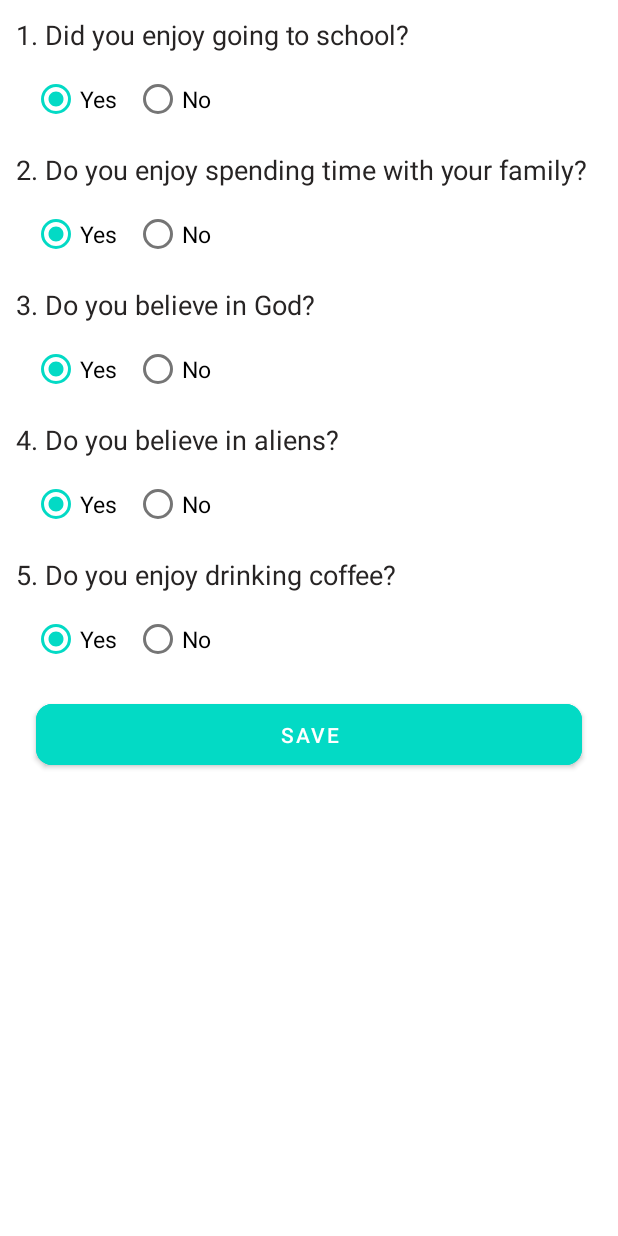
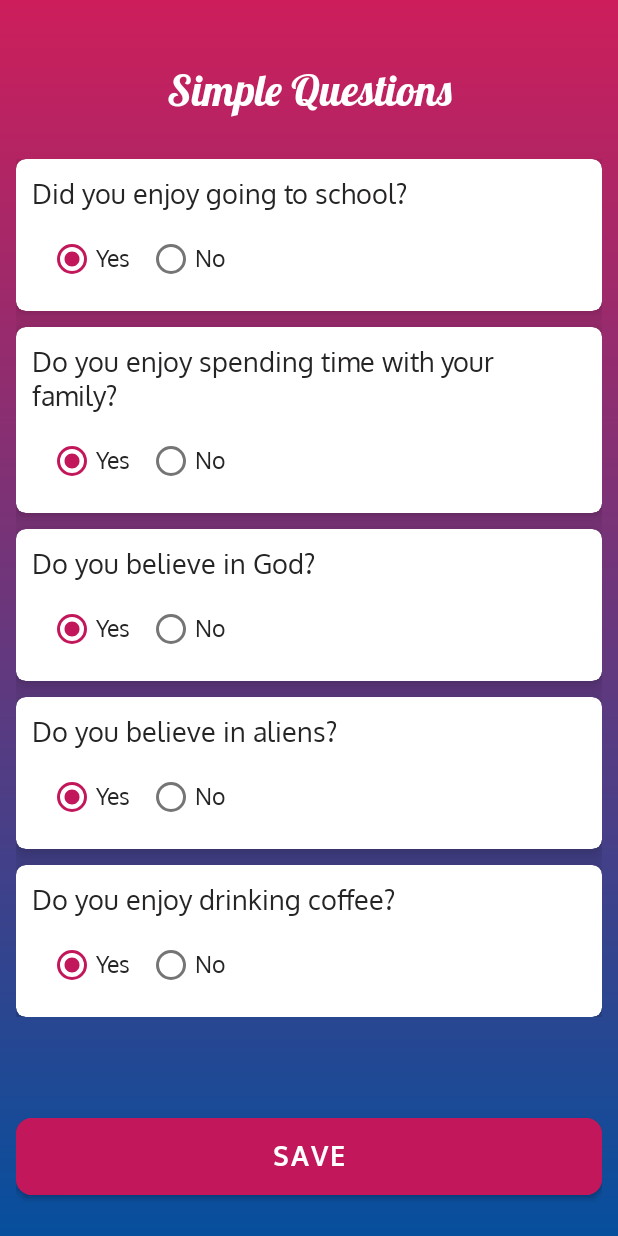
Before and after one commit to Arunabha123/simple_questions, an Android app: the layout activity_main.xml on its own in the app's theme, with its tools: preview values and no code run, on a phone screen of 412 x 824 dp. Run offline under Robolectric (Android 15) with nearby library versions, the phone set to English and light mode, and no system bars.

```diff
--- a/app/src/main/java/com/app/simplequestions/database/SimpleQuestionDatabase.java
+++ b/app/src/main/java/com/app/simplequestions/database/SimpleQuestionDatabase.java
@@ -14,7 +14,7 @@ public abstract class SimpleQuestionDatabase extends RoomDatabase {
 
     private static SimpleQuestionDatabase instance;
 
-    public abstract AnswerDao noteDao();
+    public abstract AnswerDao answerDao();
 
     public static synchronized SimpleQuestionDatabase getInstance(Context context) {
         if (instance == null) {
--- a/app/src/main/java/com/app/simplequestions/modules/daos/AnswerDao.java
+++ b/app/src/main/java/com/app/simplequestions/modules/daos/AnswerDao.java
@@ -18,6 +18,6 @@ public interface AnswerDao {
     @Update
     void updateData(List<Answer> answers);
 
-    @Query("SELECT * FROM table_answers ORDER BY question_no DESC")
+    @Query("SELECT * FROM table_answers ORDER BY question_no ASC")
     LiveData<List<Answer>> getAllAnswers();
 }
--- /dev/null
+++ b/app/src/main/res/drawable/bg.xml
@@ -0,0 +1,8 @@
+<?xml version="1.0" encoding="utf-8"?>
+<shape xmlns:android="http://schemas.android.com/apk/res/android">
+    <gradient android:startColor="#CD1E5B"
+        android:endColor="#064F9D"
+        android:angle="270"
+        android:type="linear"/>
+
+</shape>
--- a/app/src/main/res/layout/activity_main.xml
+++ b/app/src/main/res/layout/activity_main.xml
@@ -10,10 +10,34 @@
             type="com.app.simplequestions.modules.viewmodels.AnswerViewModel.AnswerClickHandlers" />
     </data>
 
+    <RelativeLayout
+        android:layout_width="match_parent"
+        android:layout_height="match_parent"
+        android:background="@drawable/bg"
+        android:padding="@dimen/_8sdp">
+
+        <TextView
+            android:id="@+id/tvTitle"
+            android:layout_width="match_parent"
+            android:layout_height="wrap_content"
+            android:layout_alignParentTop="true"
+            android:layout_centerHorizontal="true"
+            android:layout_marginTop="@dimen/_24sdp"
+            android:fontFamily="@font/lobster_regular"
+            android:gravity="center"
+            android:text="@string/app_name"
+            android:textColor="@color/white"
+            android:textSize="@dimen/_22sdp" />
+
     <ScrollView
         android:layout_width="match_parent"
         android:layout_height="match_parent"
-        android:padding="@dimen/_8sdp"
+        android:layout_below="@id/tvTitle"
+        android:layout_above="@id/btnSave"
+        android:layout_marginBottom="@dimen/margin_small"
+        android:layout_alignParentStart="true"
+        android:layout_alignParentEnd="true"
+        android:layout_marginTop="@dimen/margin_xlarge"
         tools:context=".modules.views.MainActivity">
 
         <LinearLayout
@@ -21,14 +45,22 @@
             android:layout_height="wrap_content"
             android:orientation="vertical">
 
+            <androidx.cardview.widget.CardView
+                android:layout_width="match_parent"
+                android:layout_height="wrap_content"
+                app:cardElevation="@dimen/_6sdp"
+                app:cardCornerRadius="@dimen/_5sdp">
+
             <LinearLayout
                 android:layout_width="match_parent"
                 android:layout_height="wrap_content"
+                android:padding="@dimen/_8sdp"
                 android:orientation="vertical">
 
                 <TextView
                     android:layout_width="match_parent"
                     android:layout_height="wrap_content"
+                    android:fontFamily="@font/oxygen_regular"
                     android:text="@string/question1"
                     android:textColor="@color/colorText"
                     android:textSize="@dimen/text_med" />
@@ -48,6 +80,8 @@
                         android:layout_height="wrap_content"
                         android:onClick="@{() -> clickHandler.onAnswerClicked(0, true)}"
                         android:gravity="center_vertical"
+                        android:fontFamily="@font/oxygen_regular"
+                        android:textColor="@color/colorText"
                         android:text="@string/strYes"
                         android:textSize="@dimen/text_small" />
 
@@ -58,21 +92,33 @@
                         android:onClick="@{() -> clickHandler.onAnswerClicked(0, false)}"
                         android:layout_marginStart="@dimen/margin_med"
                         android:gravity="center_vertical"
+                        android:fontFamily="@font/oxygen_regular"
+                        android:textColor="@color/colorText"
                         android:text="@string/strNo"
                         android:textSize="@dimen/text_small" />
                 </RadioGroup>
 
             </LinearLayout>
 
+            </androidx.cardview.widget.CardView>
+
+            <androidx.cardview.widget.CardView
+                android:layout_width="match_parent"
+                android:layout_height="wrap_content"
+                android:layout_marginTop="@dimen/margin_med"
+                app:cardElevation="@dimen/_6sdp"
+                app:cardCornerRadius="@dimen/_5sdp">
+
             <LinearLayout
                 android:layout_width="match_parent"
                 android:layout_height="wrap_content"
-                android:layout_marginTop="@dimen/margin_med"
+                android:padding="@dimen/_8sdp"
                 android:orientation="vertical">
 
                 <TextView
                     android:layout_width="match_parent"
                     android:layout_height="wrap_content"
+                    android:fontFamily="@font/oxygen_regular"
                     android:text="@string/question2"
                     android:textColor="@color/colorText"
                     android:textSize="@dimen/text_med" />
@@ -92,6 +138,8 @@
                         android:layout_height="wrap_content"
                         android:onClick="@{() -> clickHandler.onAnswerClicked(1, true)}"
                         android:gravity="center_vertical"
+                        android:fontFamily="@font/oxygen_regular"
+                        android:textColor="@color/colorText"
                         android:text="@string/strYes"
                         android:textSize="@dimen/text_small" />
 
@@ -102,21 +150,33 @@
                         android:onClick="@{() -> clickHandler.onAnswerClicked(1, false)}"
                         android:layout_marginStart="@dimen/margin_med"
                         android:gravity="center_vertical"
+                        android:fontFamily="@font/oxygen_regular"
+                        android:textColor="@color/colorText"
                         android:text="@string/strNo"
                         android:textSize="@dimen/text_small" />
                 </RadioGroup>
 
             </LinearLayout>
 
+            </androidx.cardview.widget.CardView>
+
+            <androidx.cardview.widget.CardView
+                android:layout_width="match_parent"
+                android:layout_height="wrap_content"
+                android:layout_marginTop="@dimen/margin_med"
+                app:cardElevation="@dimen/_6sdp"
+                app:cardCornerRadius="@dimen/_5sdp">
+
             <LinearLayout
                 android:layout_width="match_parent"
                 android:layout_height="wrap_content"
-                android:layout_marginTop="@dimen/margin_med"
+                android:padding="@dimen/_8sdp"
                 android:orientation="vertical">
 
                 <TextView
                     android:layout_width="match_parent"
                     android:layout_height="wrap_content"
+                    android:fontFamily="@font/oxygen_regular"
                     android:text="@string/question3"
                     android:textColor="@color/colorText"
                     android:textSize="@dimen/text_med" />
@@ -136,6 +196,8 @@
                         android:layout_height="wrap_content"
                         android:onClick="@{() -> clickHandler.onAnswerClicked(2, true)}"
                         android:gravity="center_vertical"
+                        android:fontFamily="@font/oxygen_regular"
+                        android:textColor="@color/colorText"
                         android:text="@string/strYes"
                         android:textSize="@dimen/text_small" />
 
@@ -146,21 +208,33 @@
                         android:onClick="@{() -> clickHandler.onAnswerClicked(2, false)}"
                         android:layout_marginStart="@dimen/margin_med"
                         android:gravity="center_vertical"
+                        android:fontFamily="@font/oxygen_regular"
+                        android:textColor="@color/colorText"
                         android:text="@string/strNo"
                         android:textSize="@dimen/text_small" />
                 </RadioGroup>
 
             </LinearLayout>
 
+            </androidx.cardview.widget.CardView>
+
+            <androidx.cardview.widget.CardView
+                android:layout_width="match_parent"
+                android:layout_height="wrap_content"
+                android:layout_marginTop="@dimen/margin_med"
+                app:cardElevation="@dimen/_6sdp"
+                app:cardCornerRadius="@dimen/_5sdp">
+
             <LinearLayout
                 android:layout_width="match_parent"
                 android:layout_height="wrap_content"
-                android:layout_marginTop="@dimen/margin_med"
+                android:padding="@dimen/_8sdp"
                 android:orientation="vertical">
 
                 <TextView
                     android:layout_width="match_parent"
                     android:layout_height="wrap_content"
+                    android:fontFamily="@font/oxygen_regular"
                     android:text="@string/question4"
                     android:textColor="@color/colorText"
                     android:textSize="@dimen/text_med" />
@@ -180,6 +254,8 @@
                         android:layout_height="wrap_content"
                         android:onClick="@{() -> clickHandler.onAnswerClicked(3, true)}"
                         android:gravity="center_vertical"
+                        android:fontFamily="@font/oxygen_regular"
+                        android:textColor="@color/colorText"
                         android:text="@string/strYes"
                         android:textSize="@dimen/text_small" />
 
@@ -190,21 +266,33 @@
                         android:onClick="@{() -> clickHandler.onAnswerClicked(3, false)}"
                         android:layout_marginStart="@dimen/margin_med"
                         android:gravity="center_vertical"
+                        android:fontFamily="@font/oxygen_regular"
+                        android:textColor="@color/colorText"
                         android:text="@string/strNo"
                         android:textSize="@dimen/text_small" />
                 </RadioGroup>
 
             </LinearLayout>
 
+            </androidx.cardview.widget.CardView>
+
+            <androidx.cardview.widget.CardView
+                android:layout_width="match_parent"
+                android:layout_height="wrap_content"
+                android:layout_marginTop="@dimen/margin_med"
+                app:cardElevation="@dimen/_6sdp"
+                app:cardCornerRadius="@dimen/_5sdp">
+
             <LinearLayout
                 android:layout_width="match_parent"
                 android:layout_height="wrap_content"
-                android:layout_marginTop="@dimen/margin_med"
+                android:padding="@dimen/_8sdp"
                 android:orientation="vertical">
 
                 <TextView
                     android:layout_width="match_parent"
                     android:layout_height="wrap_content"
+                    android:fontFamily="@font/oxygen_regular"
                     android:text="@string/question5"
                     android:textColor="@color/colorText"
                     android:textSize="@dimen/text_med" />
@@ -224,6 +312,8 @@
                         android:layout_height="wrap_content"
                         android:onClick="@{() -> clickHandler.onAnswerClicked(4, true)}"
                         android:gravity="center_vertical"
+                        android:fontFamily="@font/oxygen_regular"
+                        android:textColor="@color/colorText"
                         android:text="@string/strYes"
                         android:textSize="@dimen/text_small" />
 
@@ -234,24 +324,36 @@
                         android:onClick="@{() -> clickHandler.onAnswerClicked(4, false)}"
                         android:layout_marginStart="@dimen/margin_med"
                         android:gravity="center_vertical"
+                        android:fontFamily="@font/oxygen_regular"
+                        android:textColor="@color/colorText"
                         android:text="@string/strNo"
                         android:textSize="@dimen/text_small" />
                 </RadioGroup>
 
             </LinearLayout>
 
+            </androidx.cardview.widget.CardView>
+
+
+        </LinearLayout>
+    </ScrollView>
+
         <com.google.android.material.button.MaterialButton
+            android:id="@+id/btnSave"
             android:layout_width="match_parent"
             android:layout_height="wrap_content"
-                android:layout_marginStart="@dimen/margin_large"
+            android:layout_alignParentBottom="true"
+            android:layout_centerHorizontal="true"
             android:layout_marginTop="@dimen/margin_large"
-                android:layout_marginEnd="@dimen/margin_large"
+            android:layout_marginBottom="@dimen/margin_med"
+            android:backgroundTint="@color/colorCrimson"
+            android:fontFamily="@font/oxygen_bold"
             android:onClick="@{clickHandler::onSaveClicked}"
-                android:backgroundTint="@color/teal_200"
-                android:padding="@dimen/_8sdp"
+            android:padding="@dimen/_10sdp"
             android:text="@string/save"
+            android:textSize="@dimen/text_med"
             app:cornerRadius="@dimen/_8sdp"
             app:elevation="@dimen/_4sdp" />
-        </LinearLayout>
-    </ScrollView>
+
+    </RelativeLayout>
 </layout>
--- a/app/src/main/res/values-night/themes.xml
+++ b/app/src/main/res/values-night/themes.xml
@@ -1,16 +1,20 @@
 <resources xmlns:tools="http://schemas.android.com/tools">
     <!-- Base application theme. -->
-    <style name="Theme.SimpleQuestions" parent="Theme.MaterialComponents.DayNight.DarkActionBar">
+    <style name="Theme.SimpleQuestions" parent="Theme.MaterialComponents.DayNight.NoActionBar">
         <!-- Primary brand color. -->
-        <item name="colorPrimary">@color/purple_200</item>
-        <item name="colorPrimaryVariant">@color/purple_700</item>
-        <item name="colorOnPrimary">@color/black</item>
+        <item name="colorPrimary">@color/colorCrimson</item>
+        <item name="colorPrimaryVariant">@color/teal_700</item>
+        <item name="colorOnPrimary">@color/white</item>
         <!-- Secondary brand color. -->
-        <item name="colorSecondary">@color/teal_200</item>
-        <item name="colorSecondaryVariant">@color/teal_200</item>
+        <item name="colorSecondary">@color/colorCrimson</item>
+        <item name="colorSecondaryVariant">@color/teal_700</item>
         <item name="colorOnSecondary">@color/black</item>
         <!-- Status bar color. -->
         <item name="android:statusBarColor" tools:targetApi="l">?attr/colorPrimaryVariant</item>
         <!-- Customize your theme here. -->
+        <item name="android:windowFullscreen">true</item>
+        <item name="android:windowNoTitle">true</item>
+        <item name="android:windowActionBar">false</item>
+        <item name="android:windowContentOverlay">@null</item>
     </style>
 </resources>
--- a/app/src/main/res/values/colors.xml
+++ b/app/src/main/res/values/colors.xml
@@ -8,4 +8,6 @@
     <color name="black">#FF000000</color>
     <color name="white">#FFFFFFFF</color>
     <color name="colorText">#272424</color>
+
+    <color name="colorCrimson">#C2185B</color>
 </resources>
--- a/app/src/main/res/values/dimens.xml
+++ b/app/src/main/res/values/dimens.xml
@@ -4,6 +4,7 @@
     <dimen name="text_med">@dimen/_14sdp</dimen>
     <dimen name="text_small">@dimen/_12sdp</dimen>
 
+    <dimen name="margin_xlarge">@dimen/_16sdp</dimen>
     <dimen name="margin_large">@dimen/_10sdp</dimen>
     <dimen name="margin_med">@dimen/_8sdp</dimen>
     <dimen name="margin_small">@dimen/_5sdp</dimen>
--- a/app/src/main/res/values/strings.xml
+++ b/app/src/main/res/values/strings.xml
@@ -1,10 +1,10 @@
 <resources>
     <string name="app_name">Simple Questions</string>
-    <string name="question1">1. Did you enjoy going to school?</string>
-    <string name="question2">2. Do you enjoy spending time with your family?</string>
-    <string name="question3">3. Do you believe in God?</string>
-    <string name="question4">4. Do you believe in aliens?</string>
-    <string name="question5">5. Do you enjoy drinking coffee?</string>
+    <string name="question1">Did you enjoy going to school?</string>
+    <string name="question2">Do you enjoy spending time with your family?</string>
+    <string name="question3">Do you believe in God?</string>
+    <string name="question4">Do you believe in aliens?</string>
+    <string name="question5">Do you enjoy drinking coffee?</string>
     <string name="strNo">No</string>
     <string name="strYes">Yes</string>
     <string name="save">Save</string>
--- a/app/src/main/res/values/themes.xml
+++ b/app/src/main/res/values/themes.xml
@@ -1,16 +1,20 @@
 <resources xmlns:tools="http://schemas.android.com/tools">
     <!-- Base application theme. -->
-    <style name="Theme.SimpleQuestions" parent="Theme.MaterialComponents.DayNight.DarkActionBar">
+    <style name="Theme.SimpleQuestions" parent="Theme.MaterialComponents.DayNight.NoActionBar">
         <!-- Primary brand color. -->
-        <item name="colorPrimary">@color/teal_200</item>
+        <item name="colorPrimary">@color/colorCrimson</item>
         <item name="colorPrimaryVariant">@color/teal_700</item>
         <item name="colorOnPrimary">@color/white</item>
         <!-- Secondary brand color. -->
-        <item name="colorSecondary">@color/teal_200</item>
+        <item name="colorSecondary">@color/colorCrimson</item>
         <item name="colorSecondaryVariant">@color/teal_700</item>
         <item name="colorOnSecondary">@color/black</item>
         <!-- Status bar color. -->
         <item name="android:statusBarColor" tools:targetApi="l">?attr/colorPrimaryVariant</item>
         <!-- Customize your theme here. -->
+        <item name="android:windowFullscreen">true</item>
+        <item name="android:windowNoTitle">true</item>
+        <item name="android:windowActionBar">false</item>
+        <item name="android:windowContentOverlay">@null</item>
     </style>
 </resources>
```
Also changed, not shown: app/src/main/AndroidManifest.xml (+10 -2 lines), app/src/main/java/com/app/simplequestions/modules/entities/Answer.java (+10 -0 lines), app/src/main/java/com/app/simplequestions/modules/repositories/AnswersRepository.java (added, +41 -0 lines), app/src/main/java/com/app/simplequestions/modules/repositories/AnswersRespository.java (deleted, +0 -64 lines), app/src/main/java/com/app/simplequestions/modules/viewmodels/AnswerViewModel.java (+10 -7 lines), app/src/main/java/com/app/simplequestions/modules/views/MainActivity.java (+7 -6 lines), app/src/main/res/font/lobster_regular.ttf (added), app/src/main/res/font/oxygen_bold.ttf (added), app/src/main/res/font/oxygen_regular.ttf (added). Lines whose indentation alone changed are shown as unchanged.
